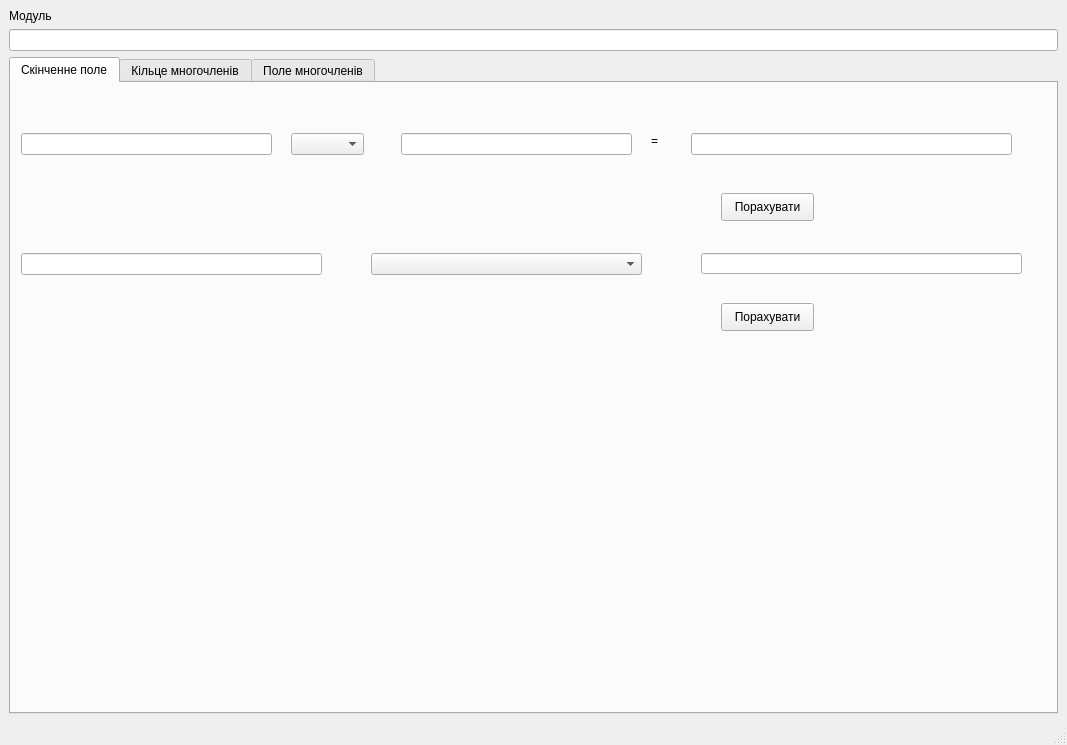
Above: ModularArithmetic/mainwindow.ui from YaroslavDrovolskyi/algebra-project before the change. Below: the same form after it.
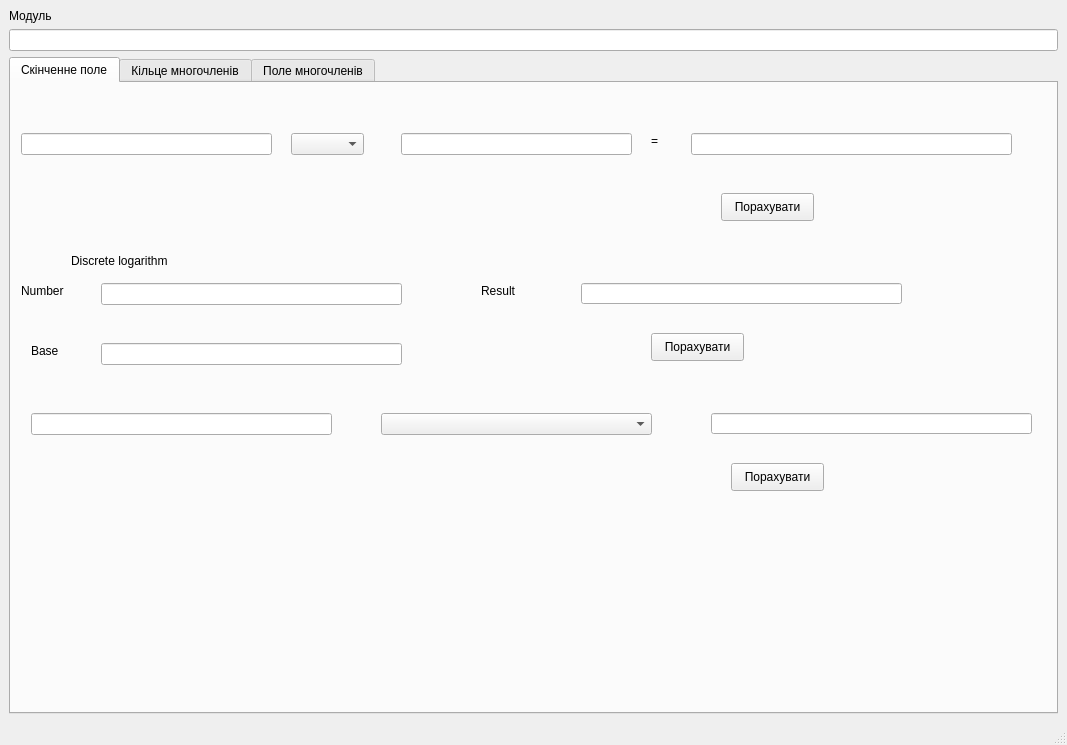
That is the form after the change.

Commit message: Connected discrete logarithm to program

```diff
--- a/ModularArithmetic/mainwindow.ui
+++ b/ModularArithmetic/mainwindow.ui
@@ -109,8 +109,8 @@
        <widget class="QLineEdit" name="number3_input">
         <property name="geometry">
          <rect>
-          <x>10</x>
-          <y>170</y>
+          <x>20</x>
+          <y>330</y>
           <width>301</width>
           <height>22</height>
          </rect>
@@ -119,8 +119,8 @@
        <widget class="QComboBox" name="operator_select_2">
         <property name="geometry">
          <rect>
-          <x>360</x>
-          <y>170</y>
+          <x>370</x>
+          <y>330</y>
           <width>271</width>
           <height>22</height>
          </rect>
@@ -129,8 +129,8 @@
        <widget class="QPushButton" name="calculate_btn_2">
         <property name="geometry">
          <rect>
-          <x>710</x>
-          <y>220</y>
+          <x>720</x>
+          <y>380</y>
           <width>93</width>
           <height>28</height>
          </rect>
@@ -145,8 +145,47 @@
         </property>
         <property name="geometry">
          <rect>
-          <x>690</x>
+          <x>700</x>
+          <y>330</y>
+          <width>321</width>
+          <height>21</height>
+         </rect>
+        </property>
+        <property name="readOnly">
+         <bool>true</bool>
+        </property>
+       </widget>
+       <widget class="QLabel" name="label_9">
+        <property name="geometry">
+         <rect>
+          <x>60</x>
           <y>170</y>
+          <width>111</width>
+          <height>16</height>
+         </rect>
+        </property>
+        <property name="text">
+         <string>Discrete logarithm</string>
+        </property>
+       </widget>
+       <widget class="QLineEdit" name="number3_input_3">
+        <property name="geometry">
+         <rect>
+          <x>90</x>
+          <y>260</y>
+          <width>301</width>
+          <height>22</height>
+         </rect>
+        </property>
+       </widget>
+       <widget class="QLineEdit" name="result_10">
+        <property name="enabled">
+         <bool>true</bool>
+        </property>
+        <property name="geometry">
+         <rect>
+          <x>570</x>
+          <y>200</y>
           <width>321</width>
           <height>21</height>
          </rect>
@@ -155,6 +194,68 @@
          <bool>true</bool>
         </property>
        </widget>
+       <widget class="QLineEdit" name="number3_input_4">
+        <property name="geometry">
+         <rect>
+          <x>90</x>
+          <y>200</y>
+          <width>301</width>
+          <height>22</height>
+         </rect>
+        </property>
+       </widget>
+       <widget class="QLabel" name="label_10">
+        <property name="geometry">
+         <rect>
+          <x>10</x>
+          <y>200</y>
+          <width>61</width>
+          <height>16</height>
+         </rect>
+        </property>
+        <property name="text">
+         <string>Number</string>
+        </property>
+       </widget>
+       <widget class="QLabel" name="label_11">
+        <property name="geometry">
+         <rect>
+          <x>20</x>
+          <y>260</y>
+          <width>61</width>
+          <height>16</height>
+         </rect>
+        </property>
+        <property name="text">
+         <string>Base</string>
+        </property>
+       </widget>
+       <widget class="QPushButton" name="calculate_btn_9">
+        <property name="geometry">
+         <rect>
+          <x>640</x>
+          <y>250</y>
+          <width>93</width>
+          <height>28</height>
+         </rect>
+        </property>
+        <property name="text">
+         <string>Порахувати</string>
+        </property>
+       </widget>
+       <widget class="QLabel" name="label_12">
+        <property name="geometry">
+         <rect>
+          <x>470</x>
+          <y>200</y>
+          <width>61</width>
+          <height>16</height>
+         </rect>
+        </property>
+        <property name="text">
+         <string>Result</string>
+        </property>
+       </widget>
       </widget>
       <widget class="QWidget" name="tab_2">
        <attribute name="title">
```
The commit also changes 7 other files.
